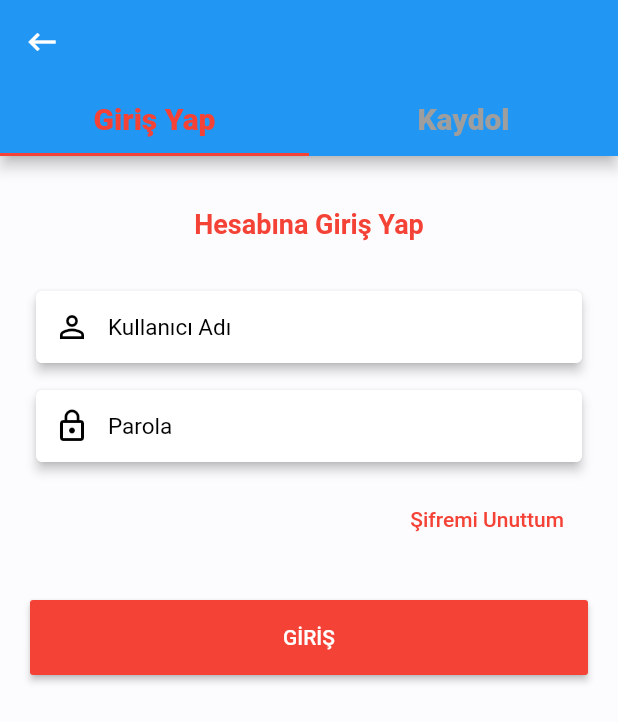
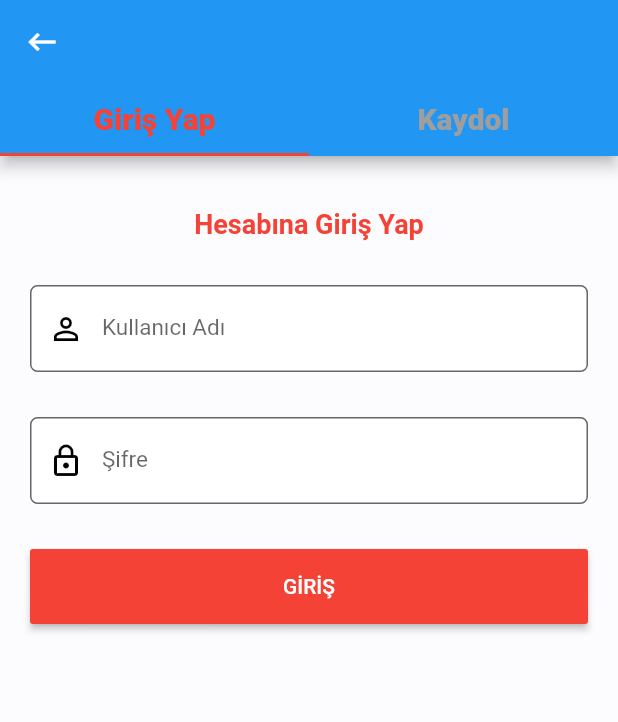
Before and after one commit to FreelanceEmreYusuf/davetcim, a Flutter app: the JoinView screen opened directly, on a phone screen of 412 x 824 dp. Shown: the top 722 px of the screen. Run offline on Flutter 3.47's test engine with Material 2 defaults, Android fonts, the phone set to English and light mode, and no system bars; our stand-ins replace carousel_slider, cloud_firestore, firebase_core, font_awesome_flutter, introduction_screen, shared_preferences; accounts and stored records are empty.

Commit message:
Login sayfası input value kontrolleri eklendi ve mesajlar altta gösterildi

```diff
--- a/lib/shared/extentions/form_control_extention.dart
+++ b/lib/shared/extentions/form_control_extention.dart
@@ -127,7 +127,7 @@ class FormControlExtention{
       errorMessage = LanguageConstants.cannotNullNameMessage[LanguageConstants.languageFlag].toString();
     }
 
-    if(!(name.length > 2 && name.length < 71)){
+    if(errorMessage.isEmpty && !(name.length > 2 && name.length < 71)){
       errorMessage = LanguageConstants.nameLengthMustBe3And70Message[LanguageConstants.languageFlag].toString();
     }
 
@@ -189,4 +189,23 @@ class FormControlExtention{
     }
     return errorMessage;
   }
+
+  String getNullControl(String value){
+    String errorMessage = '';
+
+    if(value.isEmpty){
+      errorMessage = LanguageConstants.formElementNullValueMessage[LanguageConstants.languageFlag];
+    }
+    return errorMessage;
+  }
+
+  String getValueBetween3and70Control(String value){
+    String errorMessage = '';
+
+    if(!(value.length > 2 && value.length < 71)){
+      errorMessage = LanguageConstants.formElementValueBetween3and70Message[LanguageConstants.languageFlag].toString();
+    }
+
+    return errorMessage;
+  }
 }
--- a/lib/shared/utils/language.dart
+++ b/lib/shared/utils/language.dart
@@ -606,6 +606,14 @@ class LanguageConstants {
     3: 'Введите информацию об имени'
   };
 
+
+  static final Map<int, String> formElementValueBetween3and70Message = {
+    0: 'Bu alan en az 3 en fazla 70 karakterden oluşmalıdır!',
+    1: 'This area....',
+    2: 'أدخل معلومات الاسم',
+    3: 'Введите информацию об имени'
+  };
+
   static final Map<int, String> dialogRegisterUnSuccessRegionCodeMessage = {
     0: 'Ülke kodunu giriniz',
     1: 'Enter country code',
@@ -644,6 +652,13 @@ class LanguageConstants {
   static final Map<int, String> dialogRegisterUnSuccessQuestionAnswerMessage = {
     0: 'Lütfen gizli soru cevabınızı giriniz',
     1: 'Please enter your secret question answer',
+    2: 'الرجاء إدخال إجابة السؤال السري الخاص بك',
+    3: 'Пожалуйста, введите ответ на секретный вопрос'
+  };
+
+  static final Map<int, String> formElementNullValueMessage = {
+    0: 'Bu Alan Boş Bırakılamaz',
+    1: 'This Area Cannot Be Null',
     2: 'الرجاء إدخال إجابة السؤال السري الخاص بك',
     3: 'Пожалуйста, введите ответ на секретный вопрос'
   };
--- a/lib/src/join/login/login_view.dart
+++ b/lib/src/join/login/login_view.dart
@@ -1,4 +1,5 @@
 import 'package:davetcim/screens/home.dart';
+import 'package:davetcim/shared/extentions/form_control_extention.dart';
 import 'package:davetcim/src/join/forgotPasswd/forgot_passwd_view.dart';
 import 'package:flutter/material.dart';
 import 'package:font_awesome_flutter/font_awesome_flutter.dart';
@@ -13,11 +14,17 @@ class LoginView extends StatefulWidget {
 class _LoginViewState extends State<LoginView> {
   final TextEditingController _usernameControl = new TextEditingController();
   final TextEditingController _passwordControl = new TextEditingController();
+  final loginFormKey = GlobalKey <FormState> ();
+  FormControlExtention formControlExtention = FormControlExtention();
 
   @override
-  Widget build(BuildContext context) {
-    return Padding(
+  Widget build(BuildContext contex){
+    return Scaffold(
+      body:
+      Padding(
         padding: EdgeInsets.fromLTRB(20.0, 0, 20, 0),
+        child: Form(
+          key:loginFormKey,
           child: ListView(
             shrinkWrap: true,
             children: <Widget>[
@@ -37,116 +44,70 @@ class _LoginViewState extends State<LoginView> {
             ),
           ),
               SizedBox(height: 30.0),
-          Card(
-            elevation: 3.0,
-            child: Container(
-              decoration: BoxDecoration(
-                color: Colors.white,
-                borderRadius: BorderRadius.all(
-                  Radius.circular(5.0),
-                ),
-              ),
-              child: TextField(
+              TextFormField(
                 style: TextStyle(
                   fontSize: 15.0,
                   color: Colors.black,
                 ),
                 decoration: InputDecoration(
-                  contentPadding: EdgeInsets.all(10.0),
+                  labelText: "Kullanıcı Adı",
+                  filled: true,
+                  fillColor: Colors.white,
+                  focusColor: Colors.blue,
+                  prefixIcon: Icon(
+                    Icons.perm_identity,
+                    color: Colors.black,
+                  ),
                   border: OutlineInputBorder(
                     borderRadius: BorderRadius.circular(5.0),
                     borderSide: BorderSide(
                       color: Colors.white,
                     ),
                   ),
-                  enabledBorder: OutlineInputBorder(
-                    borderSide: BorderSide(
-                      color: Colors.white,
                 ),
-                    borderRadius: BorderRadius.circular(5.0),
+                controller: _usernameControl,
+                validator: (userName) {
+                  if (formControlExtention.getNullControl(userName).isEmpty && formControlExtention.getValueBetween3and70Control(userName).isEmpty)
+                    return null;
+                  else{
+                    if(!formControlExtention.getNullControl(userName).isEmpty)
+                      return formControlExtention.getNullControl(userName);
+                    return formControlExtention.getValueBetween3and70Control(userName);
+                  }
+                },
+                maxLines: 1,
               ),
-                  hintText: "Kullanıcı Adı",
-                  hintStyle: TextStyle(
-                    fontSize: 15.0,
-                    color: Colors.black,
-                  ),
-                  prefixIcon: Icon(
-                    Icons.perm_identity,
-                    color: Colors.black,
-                  ),
-                ),
-                maxLines: 1,
-                controller: _usernameControl,
-              ),
-            ),
-          ),
-          SizedBox(height: 10.0),
-          Card(
-            elevation: 3.0,
-            child: Container(
-              decoration: BoxDecoration(
-                color: Colors.white,
-                borderRadius: BorderRadius.all(
-                  Radius.circular(5.0),
-                ),
-              ),
-              child: TextField(
+              SizedBox(height: 30.0),
+              TextFormField(
+                obscureText: true,
                 style: TextStyle(
                   fontSize: 15.0,
                   color: Colors.black,
                 ),
                 decoration: InputDecoration(
-                  contentPadding: EdgeInsets.all(10.0),
+                  labelText: "Şifre",
+                  focusColor: Colors.blue,
+                  filled: true,
+                  fillColor: Colors.white,
+                  prefixIcon: Icon(
+                    Icons.lock_outline,
+                    color: Colors.black,
+                  ),
                   border: OutlineInputBorder(
                     borderRadius: BorderRadius.circular(5.0),
                     borderSide: BorderSide(
                       color: Colors.white,
                     ),
                   ),
-                  enabledBorder: OutlineInputBorder(
-                    borderSide: BorderSide(
-                      color: Colors.white,
                 ),
-                    borderRadius: BorderRadius.circular(5.0),
-                  ),
-                  hintText: "Parola",
-                  prefixIcon: Icon(
-                    Icons.lock_outline,
-                    color: Colors.black,
-                  ),
-                  hintStyle: TextStyle(
-                    fontSize: 15.0,
-                    color: Colors.black,
-                  ),
-                ),
-                obscureText: true,
+                controller: _passwordControl,
+                validator: (password) {
+                  if(formControlExtention.getPasswordControl(password).isEmpty)
+                    return null;
+                  else
+                    return formControlExtention.getPasswordControl(password);
+                },
                 maxLines: 1,
-                controller: _passwordControl,
-              ),
-            ),
-          ),
-          SizedBox(height: 10.0),
-          Container(
-            alignment: Alignment.centerRight,
-            child: FlatButton(
-              child: Text(
-                "Şifremi Unuttum",
-                style: TextStyle(
-                  fontSize: 14.0,
-                  fontWeight: FontWeight.w500,
-                  color: Theme.of(context).accentColor,
-                ),
-              ),
-              onPressed: () {
-                Navigator.of(context).push(
-                  MaterialPageRoute(
-                    builder: (BuildContext context) {
-                      return ForgotPasswdView();
-                    },
-                  ),
-                );
-              },
-            ),
               ),
               SizedBox(height: 30.0),
               Container(
@@ -160,57 +121,19 @@ class _LoginViewState extends State<LoginView> {
                   ),
                   onPressed: () async {
                     LoginViewModel vm = LoginViewModel();
+                    if (loginFormKey.currentState.validate()) {
                       await vm.userLoginFlow(context, Home(), _usernameControl.text,
                           _passwordControl.text);
+                      // use the email provided here
+                    }
+
                   },
                   color: Theme.of(context).accentColor,
-            ),
-          ),
-          SizedBox(height: 10.0),
-          /*
-          Divider(
-            color: Theme.of(context).accentColor,
-          ),
-          SizedBox(height: 10.0),
-          Center(
-            child: Container(
-              width: MediaQuery.of(context).size.width / 2,
-              child: Row(
-                children: <Widget>[
-                  RawMaterialButton(
-                    onPressed: () {},
-                    fillColor: Colors.blue[800],
-                    shape: CircleBorder(),
-                    elevation: 4.0,
-                    child: Padding(
-                      padding: EdgeInsets.all(15),
-                      child: Icon(
-                        FontAwesomeIcons.facebookF,
-                        color: Colors.white,
-//              size: 24.0,
-                      ),
-                    ),
-                  ),
-                  RawMaterialButton(
-                    onPressed: () {},
-                    fillColor: Colors.white,
-                    shape: CircleBorder(),
-                    elevation: 4.0,
-                    child: Padding(
-                      padding: EdgeInsets.all(15),
-                      child: Icon(
-                        FontAwesomeIcons.google,
-                        color: Colors.blue[800],
-//              size: 24.0,
-                      ),
                 ),
               ),
             ],
           ),
         ),
-          ),*/
-          SizedBox(height: 20.0),
-        ],
       ),
     );
   }
```
Lines whose indentation alone changed are shown as unchanged.
